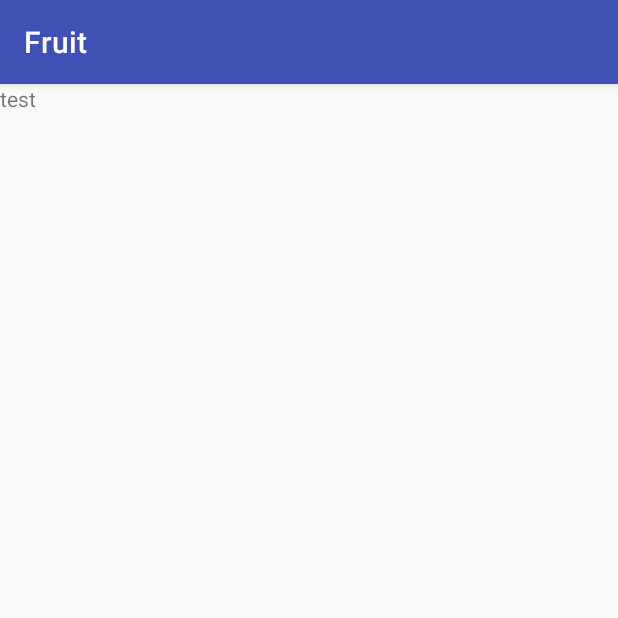
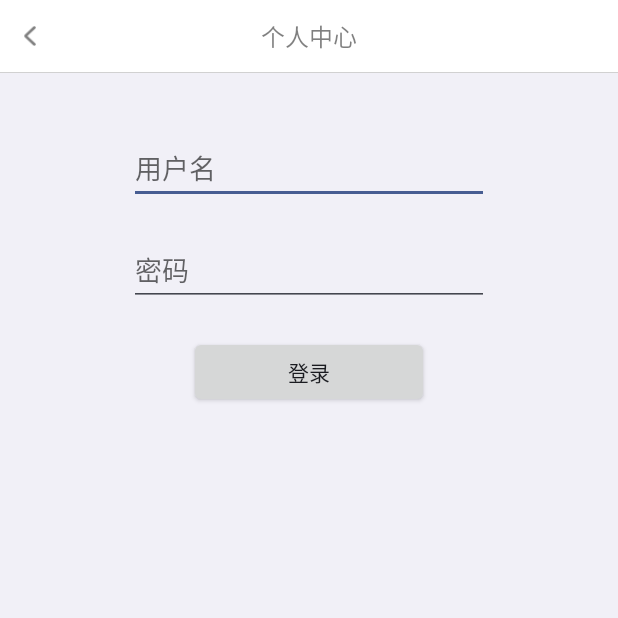
Before and after one commit to tearsmile/Fruit, an Android app: the screen it shows after launch (MainActivity before the commit, LoginActivity after it), on a phone screen of 412 x 824 dp, the top half of it. Run offline under Robolectric (Android 15) with nearby library versions, the phone set to English and light mode, and no system bars.

Commit message:
activity

```diff
--- a/app/src/main/AndroidManifest.xml
+++ b/app/src/main/AndroidManifest.xml
@@ -11,7 +11,7 @@
         android:supportsRtl="true"
         android:theme="@style/AppTheme">
 
-        <activity android:name=".MainActivity">
+        <activity android:name="com.bowl.fruit.ui.user.LoginActivity">
             <intent-filter>
                 <action android:name="android.intent.action.MAIN" />
 
--- /dev/null
+++ b/app/src/main/java/com/bowl/fruit/ui/BaseActivity.kt
@@ -0,0 +1,12 @@
+package com.bowl.fruit.ui
+
+import android.app.Activity
+
+/**
+ * Created by cathy on 2018/2/9.
+ */
+abstract class BaseActivity:Activity() {
+    abstract fun initIntent()
+    abstract fun initViews()
+    abstract fun initData()
+}
--- a/app/src/main/java/com/bowl/fruit/ui/MainActivity.kt
+++ b/app/src/main/java/com/bowl/fruit/ui/MainActivity.kt
@@ -1,9 +1,9 @@
 package com.bowl.fruit.fruit
 
+import android.app.Activity
 import android.os.Bundle
-import android.support.v7.app.AppCompatActivity
 
-class MainActivity : AppCompatActivity() {
+class MainActivity : Activity() {
 
     override fun onCreate(savedInstanceState: Bundle?) {
         super.onCreate(savedInstanceState)
--- /dev/null
+++ b/app/src/main/java/com/bowl/fruit/ui/buyer/BuyerActivity.kt
@@ -0,0 +1,15 @@
+package com.bowl.fruit.ui.buyer
+
+import android.app.Activity
+import android.os.Bundle
+import com.bowl.fruit.fruit.R
+
+/**
+ * Created by cathy on 2018/2/9.
+ */
+class BuyerActivity:Activity() {
+    override fun onCreate(savedInstanceState: Bundle?) {
+        super.onCreate(savedInstanceState)
+        setContentView(R.layout.activity_buyer)
+    }
+}
--- /dev/null
+++ b/app/src/main/java/com/bowl/fruit/ui/seller/SellerActivity.kt
@@ -0,0 +1,9 @@
+package com.bowl.fruit.ui.seller
+
+import android.app.Activity
+
+/**
+ * Created by cathy on 2018/2/9.
+ */
+class SellerActivity:Activity() {
+}
--- /dev/null
+++ b/app/src/main/java/com/bowl/fruit/ui/user/LoginActivity.kt
@@ -0,0 +1,27 @@
+package com.bowl.fruit.ui.user
+
+import android.app.Activity
+import android.content.Intent
+import android.os.Bundle
+import com.bowl.fruit.fruit.R
+import com.bowl.fruit.ui.buyer.BuyerActivity
+import kotlinx.android.synthetic.main.layout_login.*
+
+/**
+ * Created by cathy on 2018/2/9.
+ */
+class LoginActivity: Activity() {
+
+    override fun onCreate(savedInstanceState: Bundle?) {
+        super.onCreate(savedInstanceState)
+        setContentView(R.layout.layout_login)
+        initViews()
+    }
+
+    private fun initViews(){
+        btn_login.setOnClickListener {
+            val intent = Intent(this@LoginActivity,BuyerActivity::class.java)
+            startActivity(intent)
+        }
+    }
+}
--- /dev/null
+++ b/app/src/main/java/com/bowl/fruit/ui/user/RegisterActivity.java
@@ -0,0 +1,10 @@
+package com.bowl.fruit.ui.user;
+
+import android.app.Activity;
+
+/**
+ * Created by cathy on 2018/2/9.
+ */
+
+public class RegisterActivity extends Activity {
+}
--- /dev/null
+++ b/app/src/main/res/layout/activity_buyer.xml
@@ -0,0 +1,30 @@
+<?xml version="1.0" encoding="utf-8"?>
+<RelativeLayout xmlns:android="http://schemas.android.com/apk/res/android"
+    android:layout_width="match_parent"
+    android:layout_height="match_parent">
+
+    <FrameLayout
+        android:id="@+id/frag_container"
+        android:layout_width="match_parent"
+        android:layout_height="match_parent"
+        android:layout_above="@id/ll_tab"
+        />
+
+    <LinearLayout
+        android:id="@+id/ll_tab"
+        android:layout_width="match_parent"
+        android:layout_height="60dp"
+        android:layout_alignParentBottom="true"
+        android:orientation="horizontal"
+        android:background="#ffffffff">
+
+        <RelativeLayout
+            android:layout_width="match_parent"
+            android:layout_height="match_parent"
+            android:layout_weight="1">
+
+        </RelativeLayout>
+
+    </LinearLayout>
+
+</RelativeLayout>
--- /dev/null
+++ b/app/src/main/res/layout/common_title.xml
@@ -0,0 +1,26 @@
+<?xml version="1.0" encoding="utf-8"?>
+<RelativeLayout xmlns:android="http://schemas.android.com/apk/res/android"
+    android:id="@+id/titleBar"
+    style="@style/TitleBarLayout" >
+
+    <ImageView
+        android:id="@+id/backBtn"
+        style="@style/TitleBarBack"
+        android:visibility="visible" />
+
+    <TextView
+        android:id="@+id/title"
+        style="@style/TitleText"
+        android:text="个人中心" />
+
+    <TextView
+        android:id="@+id/rightBtn"
+        android:layout_width="wrap_content"
+        android:layout_height="match_parent"
+        android:layout_alignParentRight="true"
+        android:gravity="center"
+        android:paddingRight="12dp"
+        android:textColor="#80000000"
+        android:textSize="15sp"
+        android:visibility="gone"/>
+</RelativeLayout>
--- /dev/null
+++ b/app/src/main/res/layout/layout_login.xml
@@ -0,0 +1,46 @@
+<?xml version="1.0" encoding="utf-8"?>
+<RelativeLayout xmlns:android="http://schemas.android.com/apk/res/android"
+    android:layout_width="match_parent"
+    android:layout_height="match_parent">
+
+    <include
+        android:id="@+id/header"
+        layout="@layout/common_title"/>
+
+    <View
+        android:id="@+id/line1"
+        android:layout_width="match_parent"
+        android:layout_below="@id/header"
+        android:layout_height="0.5dp"
+        android:background="#D1D1D1"/>
+
+    <EditText
+        android:id="@+id/et_name"
+        android:layout_width="wrap_content"
+        android:layout_height="wrap_content"
+        android:minWidth="240dp"
+        android:layout_centerHorizontal="true"
+        android:layout_below="@id/header"
+        android:layout_marginTop="40dp"
+        android:hint="用户名"/>
+    <EditText
+        android:id="@+id/et_password"
+        android:layout_width="wrap_content"
+        android:layout_height="wrap_content"
+        android:layout_below="@id/et_name"
+        android:minWidth="240dp"
+        android:layout_centerHorizontal="true"
+        android:layout_marginTop="20dp"
+        android:inputType="textPassword"
+        android:hint="密码"/>
+
+    <Button
+        android:id="@+id/btn_login"
+        android:layout_width="160dp"
+        android:layout_height="wrap_content"
+        android:layout_below="@id/et_password"
+        android:layout_centerHorizontal="true"
+        android:layout_marginTop="20dp"
+        android:text="登录"/>
+
+</RelativeLayout>
--- /dev/null
+++ b/app/src/main/res/layout/layout_register.xml
@@ -0,0 +1,6 @@
+<?xml version="1.0" encoding="utf-8"?>
+<LinearLayout xmlns:android="http://schemas.android.com/apk/res/android"
+    android:orientation="vertical" android:layout_width="match_parent"
+    android:layout_height="match_parent">
+
+</LinearLayout>
--- a/app/src/main/res/values/styles.xml
+++ b/app/src/main/res/values/styles.xml
@@ -1,11 +1,41 @@
 <resources>
 
     <!-- Base application theme. -->
-    <style name="AppTheme" parent="Theme.AppCompat.Light.DarkActionBar">
+    <style name="AppTheme" parent="android:Theme.DeviceDefault.Light">
         <!-- Customize your theme here. -->
         <item name="colorPrimary">@color/colorPrimary</item>
         <item name="colorPrimaryDark">@color/colorPrimaryDark</item>
         <item name="colorAccent">@color/colorAccent</item>
+        <item name="android:windowNoTitle">true</item>
+    </style>
+
+    <style name="TitleText">
+        <item name="android:layout_height">match_parent</item>
+        <item name="android:layout_width">wrap_content</item>
+        <item name="android:textSize">16sp</item>
+        <item name="android:layout_centerInParent">true</item>
+        <item name="android:textColor">#80000000</item>
+        <item name="android:gravity">center</item>
+    </style>
+
+    <style name="TitleBarBack">
+        <item name="android:layout_height">40dp</item>
+        <item name="android:layout_width">40dp</item>
+        <item name="android:scaleType">fitXY</item>
+        <item name="android:paddingBottom">13dp</item>
+        <item name="android:paddingTop">13dp</item>
+        <item name="android:paddingRight">16dp</item>
+        <item name="android:paddingLeft">16dp</item>
+        <item name="android:clickable">true</item>
+        <item name="android:layout_centerVertical">true</item>
+        <item name="android:src">@drawable/ic_back</item>
+        <item name="android:layout_alignParentLeft">true</item>
+    </style>
+
+    <style name="TitleBarLayout">
+        <item name="android:layout_height">48dp</item>
+        <item name="android:layout_width">fill_parent</item>
+        <item name="android:background">#ffffffff</item>
     </style>
 
 </resources>
```
Also changed, not shown: app/src/main/res/drawable-xxhdpi/ic_back.png (added).
